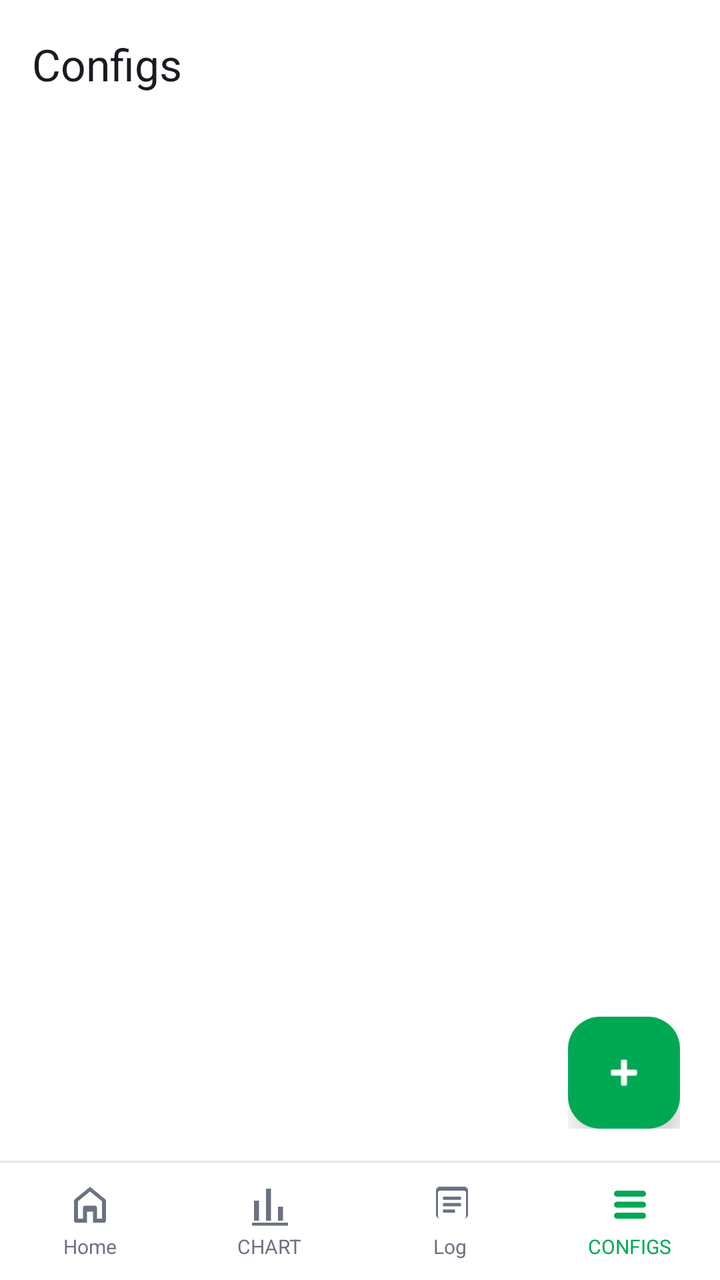
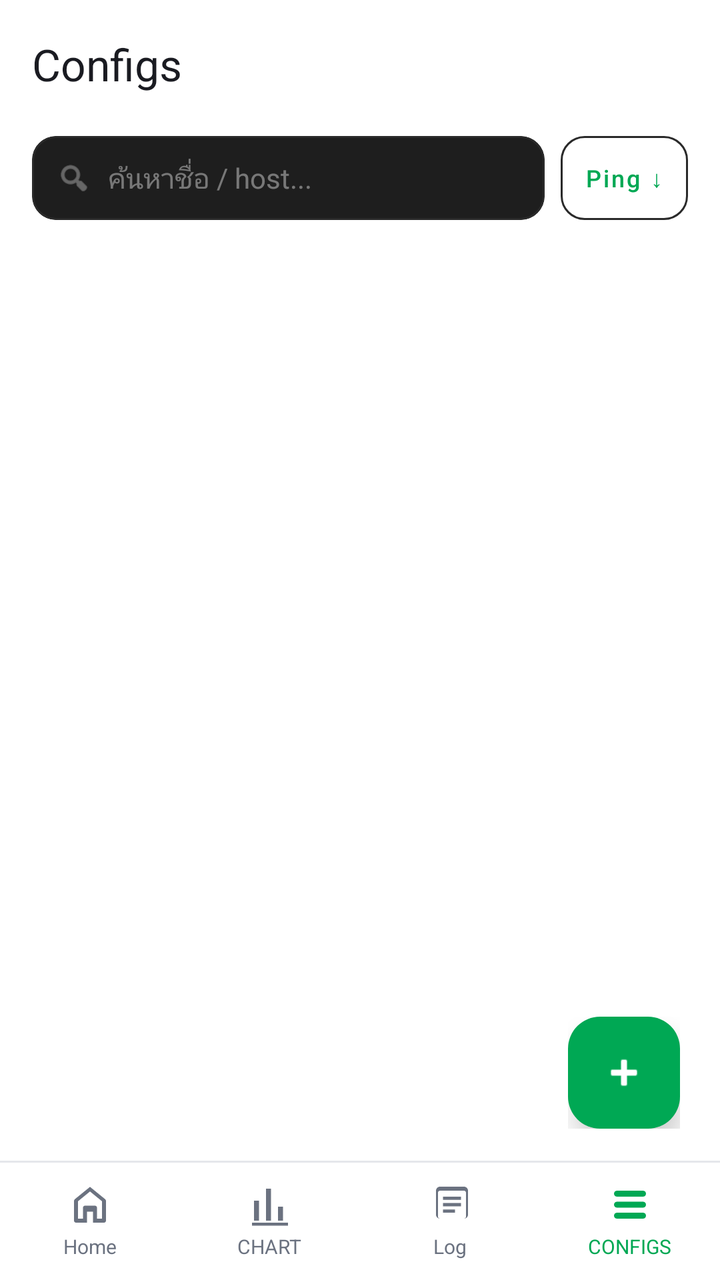

Screens rendered from an Android XML layout before and after an edit, with the pre-edit source and the edit as a unified diff.
<!-- AndroidManifest.xml: application theme Theme.MyApp -->
<!-- res/layout/activity_profile_list.xml -->
<?xml version="1.0" encoding="utf-8"?>
<androidx.drawerlayout.widget.DrawerLayout
    xmlns:android="http://schemas.android.com/apk/res/android"
    xmlns:app="http://schemas.android.com/apk/res-auto"
    android:id="@+id/drawerLayout"
    android:layout_width="match_parent"
    android:layout_height="match_parent">

    <LinearLayout
        android:layout_width="match_parent"
        android:layout_height="match_parent"
        android:background="@color/window_background"
        android:orientation="vertical">

        
        <com.google.android.material.appbar.MaterialToolbar
            android:id="@+id/toolbar"
            android:layout_width="match_parent"
            android:layout_height="?attr/actionBarSize"
            android:background="@color/window_background"
            app:title="Configs"
            app:titleTextColor="@color/text_primary"
            app:titleCentered="false" />

        
        <FrameLayout
            android:layout_width="match_parent"
            android:layout_height="0dp"
            android:layout_weight="1">

            <androidx.recyclerview.widget.RecyclerView
                android:id="@+id/recyclerProfiles"
                android:layout_width="match_parent"
                android:layout_height="match_parent"
                android:clipToPadding="false"
                android:paddingHorizontal="14dp"
                android:paddingTop="10dp"
                android:paddingBottom="96dp"
                android:visibility="gone" />

            
            <LinearLayout
                android:id="@+id/emptyState"
                android:layout_width="match_parent"
                android:layout_height="match_parent"
                android:gravity="center"
                android:orientation="vertical"
                android:padding="24dp"
                android:visibility="gone">

                <ImageView
                    android:layout_width="72dp"
                    android:layout_height="72dp"
                    android:src="@drawable/ic_nav_configs"
                    app:tint="@color/md_theme_surface_variant"
                    android:contentDescription="empty" />

                <TextView
                    android:layout_width="wrap_content"
                    android:layout_height="wrap_content"
                    android:layout_marginTop="16dp"
                    android:text="ยังไม่มีโปรไฟล์"
                    android:textColor="@color/accent_green"
                    android:textSize="16sp"
                    android:textStyle="bold" />

                <TextView
                    android:layout_width="wrap_content"
                    android:layout_height="wrap_content"
                    android:layout_marginTop="8dp"
                    android:gravity="center"
                    android:text="It looks like you have not set up any\nconfigurations yet!"
                    android:textColor="@color/text_muted"
                    android:textSize="13sp" />

                <TextView
                    android:layout_width="wrap_content"
                    android:layout_height="wrap_content"
                    android:layout_marginTop="16dp"
                    android:gravity="center"
                    android:text="กดปุ่ม + มุมล่างขวาเพื่อเพิ่มคอนฟิก"
                    android:textColor="@color/text_muted"
                    android:textSize="12sp" />

            </LinearLayout>

            
            <LinearLayout
                android:id="@+id/fabMenuContainer"
                android:layout_width="wrap_content"
                android:layout_height="wrap_content"
                android:layout_gravity="bottom|end"
                android:layout_marginEnd="20dp"
                android:layout_marginBottom="16dp"
                android:gravity="end"
                android:orientation="vertical">

                <LinearLayout
                    android:id="@+id/fabOptionQr"
                    android:layout_width="wrap_content"
                    android:layout_height="wrap_content"
                    android:layout_marginBottom="12dp"
                    android:gravity="center_vertical"
                    android:orientation="horizontal"
                    android:visibility="gone"
                    android:alpha="0">

                    <TextView
                        android:layout_width="wrap_content"
                        android:layout_height="wrap_content"
                        android:layout_marginEnd="10dp"
                        android:background="@drawable/bg_fab_label"
                        android:paddingHorizontal="10dp"
                        android:paddingVertical="4dp"
                        android:text="สแกน QR"
                        android:textColor="@color/text_primary"
                        android:textSize="12sp" />

                    <com.google.android.material.floatingactionbutton.FloatingActionButton
                        android:id="@+id/fabQr"
                        android:layout_width="wrap_content"
                        android:layout_height="wrap_content"
                        android:contentDescription="Scan QR"
                        app:fabSize="mini"
                        app:srcCompat="@android:drawable/ic_menu_camera"
                        app:backgroundTint="@color/md_theme_surface_variant"
                        app:tint="@color/text_primary"
                        app:elevation="4dp" />
                </LinearLayout>

                <LinearLayout
                    android:id="@+id/fabOptionImport"
                    android:layout_width="wrap_content"
                    android:layout_height="wrap_content"
                    android:layout_marginBottom="12dp"
                    android:gravity="center_vertical"
                    android:orientation="horizontal"
                    android:visibility="gone"
                    android:alpha="0">

                    <TextView
                        android:layout_width="wrap_content"
                        android:layout_height="wrap_content"
                        android:layout_marginEnd="10dp"
                        android:background="@drawable/bg_fab_label"
                        android:paddingHorizontal="10dp"
                        android:paddingVertical="4dp"
                        android:text="Import Clipboard"
                        android:textColor="@color/text_primary"
                        android:textSize="12sp" />

                    <com.google.android.material.floatingactionbutton.FloatingActionButton
                        android:id="@+id/fabImport"
                        android:layout_width="wrap_content"
                        android:layout_height="wrap_content"
                        android:contentDescription="Import"
                        app:fabSize="mini"
                        app:srcCompat="@android:drawable/ic_menu_agenda"
                        app:backgroundTint="@color/md_theme_surface_variant"
                        app:tint="@color/text_primary"
                        app:elevation="4dp" />
                </LinearLayout>

                <LinearLayout
                    android:id="@+id/fabOptionAdd"
                    android:layout_width="wrap_content"
                    android:layout_height="wrap_content"
                    android:layout_marginBottom="12dp"
                    android:gravity="center_vertical"
                    android:orientation="horizontal"
                    android:visibility="gone"
                    android:alpha="0">

                    <TextView
                        android:layout_width="wrap_content"
                        android:layout_height="wrap_content"
                        android:layout_marginEnd="10dp"
                        android:background="@drawable/bg_fab_label"
                        android:paddingHorizontal="10dp"
                        android:paddingVertical="4dp"
                        android:text="Add Configuration"
                        android:textColor="@color/text_primary"
                        android:textSize="12sp" />

                    <com.google.android.material.floatingactionbutton.FloatingActionButton
                        android:id="@+id/fabAdd"
                        android:layout_width="wrap_content"
                        android:layout_height="wrap_content"
                        android:contentDescription="Add"
                        app:fabSize="mini"
                        app:srcCompat="@android:drawable/ic_input_add"
                        app:backgroundTint="@color/vpn_connected"
                        app:tint="@color/text_primary"
                        app:elevation="4dp" />
                </LinearLayout>

                <com.google.android.material.floatingactionbutton.FloatingActionButton
                    android:id="@+id/fabMain"
                    android:layout_width="wrap_content"
                    android:layout_height="wrap_content"
                    android:layout_gravity="end"
                    android:contentDescription="Menu"
                    app:srcCompat="@android:drawable/ic_input_add"
                    app:backgroundTint="@color/accent_green"
                    app:tint="@android:color/white"
                    app:elevation="8dp"
                    app:fabSize="normal"
                    app:borderWidth="0dp" />
            </LinearLayout>
        </FrameLayout>

        
        <LinearLayout
            android:layout_width="match_parent"
            android:layout_height="wrap_content"
            android:background="@drawable/bg_bottom_nav"
            android:orientation="horizontal"
            android:paddingTop="10dp"
            android:paddingBottom="10dp">

            <LinearLayout
                android:id="@+id/navHome"
                android:layout_width="0dp"
                android:layout_height="wrap_content"
                android:layout_weight="1"
                android:background="?attr/selectableItemBackground"
                android:clickable="true"
                android:focusable="true"
                android:gravity="center"
                android:orientation="vertical">

                <ImageView
                    android:layout_width="24dp"
                    android:layout_height="24dp"
                    android:src="@drawable/ic_nav_home"
                    app:tint="@color/bottom_nav_icon" />

                <TextView
                    android:layout_width="wrap_content"
                    android:layout_height="wrap_content"
                    android:layout_marginTop="2dp"
                    android:text="Home"
                    android:textColor="@color/bottom_nav_icon"
                    android:textSize="10sp" />
            </LinearLayout>

            <LinearLayout
                android:id="@+id/navChart"
                android:layout_width="0dp"
                android:layout_height="wrap_content"
                android:layout_weight="1"
                android:background="?attr/selectableItemBackground"
                android:clickable="true"
                android:focusable="true"
                android:gravity="center"
                android:orientation="vertical">

                <ImageView
                    android:layout_width="24dp"
                    android:layout_height="24dp"
                    android:src="@drawable/ic_nav_chart"
                    app:tint="@color/bottom_nav_icon" />

                <TextView
                    android:layout_width="wrap_content"
                    android:layout_height="wrap_content"
                    android:layout_marginTop="2dp"
                    android:text="CHART"
                    android:textColor="@color/bottom_nav_icon"
                    android:textSize="10sp" />
            </LinearLayout>

            <LinearLayout
                android:id="@+id/navLogs"
                android:layout_width="0dp"
                android:layout_height="wrap_content"
                android:layout_weight="1"
                android:background="?attr/selectableItemBackground"
                android:clickable="true"
                android:focusable="true"
                android:gravity="center"
                android:orientation="vertical">

                <ImageView
                    android:layout_width="24dp"
                    android:layout_height="24dp"
                    android:src="@drawable/ic_nav_log"
                    app:tint="@color/bottom_nav_icon" />

                <TextView
                    android:layout_width="wrap_content"
                    android:layout_height="wrap_content"
                    android:layout_marginTop="2dp"
                    android:text="Log"
                    android:textColor="@color/bottom_nav_icon"
                    android:textSize="10sp" />
            </LinearLayout>

            <LinearLayout
                android:id="@+id/navConfigs"
                android:layout_width="0dp"
                android:layout_height="wrap_content"
                android:layout_weight="1"
                android:background="?attr/selectableItemBackground"
                android:clickable="true"
                android:focusable="true"
                android:gravity="center"
                android:orientation="vertical">

                <ImageView
                    android:layout_width="24dp"
                    android:layout_height="24dp"
                    android:src="@drawable/ic_nav_configs"
                    app:tint="@color/bottom_nav_icon_active" />

                <TextView
                    android:layout_width="wrap_content"
                    android:layout_height="wrap_content"
                    android:layout_marginTop="2dp"
                    android:text="CONFIGS"
                    android:textColor="@color/bottom_nav_icon_active"
                    android:textSize="10sp" />
            </LinearLayout>
        </LinearLayout>


    </LinearLayout>

    <com.google.android.material.navigation.NavigationView
        android:id="@+id/navView"
        android:layout_width="wrap_content"
        android:layout_height="match_parent"
        android:layout_gravity="start"
        android:background="@color/card_background"
        app:headerLayout="@layout/nav_header_connection"
        app:itemIconTint="@color/text_secondary"
        app:itemTextColor="@color/text_primary"
        app:menu="@menu/menu_drawer_connection" />

</androidx.drawerlayout.widget.DrawerLayout>
<!-- res/layout/nav_header_connection.xml (included above) -->
<?xml version="1.0" encoding="utf-8"?>
<LinearLayout xmlns:android="http://schemas.android.com/apk/res/android"
    xmlns:app="http://schemas.android.com/apk/res-auto"
    android:layout_width="match_parent"
    android:layout_height="180dp"
    android:background="#1F2733"
    android:gravity="bottom"
    android:orientation="vertical"
    android:padding="20dp">

    <ImageView
        android:layout_width="56dp"
        android:layout_height="56dp"
        android:background="@drawable/bg_circle"
        android:padding="10dp"
        android:src="@drawable/ic_vpn"
        app:tint="#00E676" />

    <TextView
        android:layout_width="wrap_content"
        android:layout_height="wrap_content"
        android:layout_marginTop="12dp"
        android:text="Tunnel Mate"
        android:textColor="#FFFFFF"
        android:textSize="20sp"
        android:textStyle="bold" />

    <TextView
        android:id="@+id/navSubtitle"
        android:layout_width="wrap_content"
        android:layout_height="wrap_content"
        android:layout_marginTop="2dp"
        android:text="จัดการ VPN ทั้งหมด"
        android:textColor="#B0BEC5"
        android:textSize="13sp" />
</LinearLayout>
<!-- resources referenced by this layout -->
<resources>
  <color name="accent_green">#00A854</color>
  <color name="bottom_nav_icon">#6B7280</color>
  <color name="bottom_nav_icon_active">#00A854</color>
  <color name="card_background">#FFFFFF</color>
  <color name="md_theme_surface_variant">#E3E1EC</color>
  <color name="text_muted">#9CA3AF</color>
  <color name="text_primary">#1A1B21</color>
  <color name="text_secondary">#6B7280</color>
  <color name="vpn_connected">#2E7D32</color>
  <color name="window_background">#FFFFFF</color>
  <!-- drawable bg_bottom_nav (drawable) -->
  <?xml version="1.0" encoding="utf-8"?>
  <layer-list xmlns:android="http://schemas.android.com/apk/res/android">
      <item>
          <shape android:shape="rectangle">
              <solid android:color="@color/bottom_nav_background" />
          </shape>
      </item>
      
      <item android:height="1dp" android:gravity="top">
          <shape android:shape="rectangle">
              <solid android:color="@color/divider" />
          </shape>
      </item>
  </layer-list>
  <!-- drawable bg_circle (drawable) -->
  <?xml version="1.0" encoding="utf-8"?>
  <shape xmlns:android="http://schemas.android.com/apk/res/android"
      android:shape="oval">
      <solid android:color="#1A2230" />
      <stroke
          android:width="1dp"
          android:color="#253044" />
  </shape>
  <!-- drawable bg_fab_label (drawable) -->
  <?xml version="1.0" encoding="utf-8"?>
  <shape xmlns:android="http://schemas.android.com/apk/res/android"
      android:shape="rectangle">
      <solid android:color="#CC263238" />
      <corners android:radius="6dp" />
  </shape>
  <!-- drawable ic_nav_chart (drawable) -->
  <?xml version="1.0" encoding="utf-8"?>
  <vector xmlns:android="http://schemas.android.com/apk/res/android"
      android:width="24dp"
      android:height="24dp"
      android:viewportWidth="24"
      android:viewportHeight="24">
      <path
          android:fillColor="#FFFFFF"
          android:pathData="M4,20h2.5V10H4V20zM10,20h2.5V4H10V20zM16,20h2.5v-7H16V20zM3,21h18v1.5H3V21z"/>
  </vector>
  <!-- drawable ic_nav_home (drawable) -->
  <?xml version="1.0" encoding="utf-8"?>
  <vector xmlns:android="http://schemas.android.com/apk/res/android"
      android:width="24dp"
      android:height="24dp"
      android:viewportWidth="24"
      android:viewportHeight="24">
      <path
          android:fillColor="#FFFFFF"
          android:pathData="M12,3.1L4.5,9.2c-0.3,0.25 -0.5,0.63 -0.5,1.03V20c0,0.55 0.45,1 1,1h5.5v-5.5h3V21H19c0.55,0 1,-0.45 1,-1v-9.77c0,-0.4 -0.2,-0.78 -0.5,-1.03L12,3.1zM12,5.4l6,4.9V19h-2.5v-5.5c0,-0.55 -0.45,-1 -1,-1h-5c-0.55,0 -1,0.45 -1,1V19H6v-8.7l6,-4.9z"/>
  </vector>
  <!-- drawable ic_vpn (drawable) -->
  <?xml version="1.0" encoding="utf-8"?>
  <vector xmlns:android="http://schemas.android.com/apk/res/android"
      android:width="24dp"
      android:height="24dp"
      android:viewportWidth="24"
      android:viewportHeight="24">
      
      <path
          android:fillColor="#00E676"
          android:pathData="M12,1 L4,4 L4,11 C4,16.55 7.41,21.74 12,23 C16.59,21.74 20,16.55 20,11 L20,4 Z" />
      
      <path
          android:fillColor="#0D1117"
          android:pathData="M10.5,14.5 L8,12 L6.5,13.5 L10.5,17.5 L17.5,10.5 L16,9 Z" />
  </vector>
  <color name="bottom_nav_background">#FFFFFF</color>
  <color name="divider">#E5E7EB</color>
  <color name="md_theme_primary_container">#E0E0FF</color>
  <color name="md_theme_on_primary_container">#12134A</color>
  <color name="md_theme_secondary">#5A5D72</color>
  <color name="md_theme_on_secondary">#FFFFFF</color>
  <color name="md_theme_secondary_container">#DFE1F9</color>
  <color name="md_theme_on_secondary_container">#171B2C</color>
  <color name="md_theme_tertiary">#006B5F</color>
  <color name="md_theme_on_tertiary">#FFFFFF</color>
  <color name="md_theme_error">#BA1A1A</color>
  <color name="md_theme_on_error">#FFFFFF</color>
  <color name="status_bar">#FFFFFF</color>
  <!-- unchanged entries left out for length: 3 -->
</resources>

<!-- the commit's change to res/layout/activity_profile_list.xml (unified diff, before → after) -->
@@ -23,6 +23,87 @@
             app:titleCentered="false" />
 
         
+        <LinearLayout
+            android:id="@+id/searchSortBar"
+            android:layout_width="match_parent"
+            android:layout_height="wrap_content"
+            android:gravity="center_vertical"
+            android:orientation="horizontal"
+            android:paddingHorizontal="16dp"
+            android:paddingTop="4dp"
+            android:paddingBottom="8dp">
+
+            <com.google.android.material.card.MaterialCardView
+                android:layout_width="0dp"
+                android:layout_height="42dp"
+                android:layout_weight="1"
+                app:cardBackgroundColor="#1E1E1E"
+                app:cardCornerRadius="12dp"
+                app:cardElevation="0dp"
+                app:strokeColor="#2A2A2A"
+                app:strokeWidth="1dp">
+
+                <LinearLayout
+                    android:layout_width="match_parent"
+                    android:layout_height="match_parent"
+                    android:gravity="center_vertical"
+                    android:orientation="horizontal"
+                    android:paddingHorizontal="12dp">
+
+                    <ImageView
+                        android:layout_width="18dp"
+                        android:layout_height="18dp"
+                        android:src="@android:drawable/ic_menu_search"
+                        app:tint="#88FFFFFF"
+                        android:contentDescription="search" />
+
+                    <EditText
+                        android:id="@+id/edtSearch"
+                        android:layout_width="0dp"
+                        android:layout_height="match_parent"
+                        android:layout_marginStart="8dp"
+                        android:layout_weight="1"
+                        android:background="@android:color/transparent"
+                        android:hint="ค้นหาชื่อ / host..."
+                        android:imeOptions="actionSearch"
+                        android:inputType="text"
+                        android:maxLines="1"
+                        android:textColor="#FFFFFF"
+                        android:textColorHint="#66FFFFFF"
+                        android:textSize="14sp" />
+
+                    <ImageButton
+                        android:id="@+id/btnClearSearch"
+                        android:layout_width="28dp"
+                        android:layout_height="28dp"
+                        android:background="?attr/selectableItemBackgroundBorderless"
+                        android:contentDescription="ล้าง"
+                        android:padding="4dp"
+                        android:src="@android:drawable/ic_menu_close_clear_cancel"
+                        android:visibility="gone"
+                        app:tint="#88FFFFFF" />
+                </LinearLayout>
+            </com.google.android.material.card.MaterialCardView>
+
+            <com.google.android.material.button.MaterialButton
+                android:id="@+id/btnSortPing"
+                style="@style/Widget.MaterialComponents.Button.OutlinedButton"
+                android:layout_width="wrap_content"
+                android:layout_height="42dp"
+                android:layout_marginStart="8dp"
+                android:insetTop="0dp"
+                android:insetBottom="0dp"
+                android:minWidth="0dp"
+                android:paddingHorizontal="12dp"
+                android:text="Ping ↓"
+                android:textAllCaps="false"
+                android:textSize="12sp"
+                app:cornerRadius="12dp"
+                app:strokeColor="#2A2A2A"
+                app:strokeWidth="1dp" />
+        </LinearLayout>
+
+        
         <FrameLayout
             android:layout_width="match_parent"
             android:layout_height="0dp"
@@ -33,7 +114,7 @@
                 android:layout_width="match_parent"
                 android:layout_height="match_parent"
                 android:clipToPadding="false"
-                android:paddingHorizontal="14dp"
+                android:paddingHorizontal="16dp"
                 android:paddingTop="10dp"
                 android:paddingBottom="96dp"
                 android:visibility="gone" />
